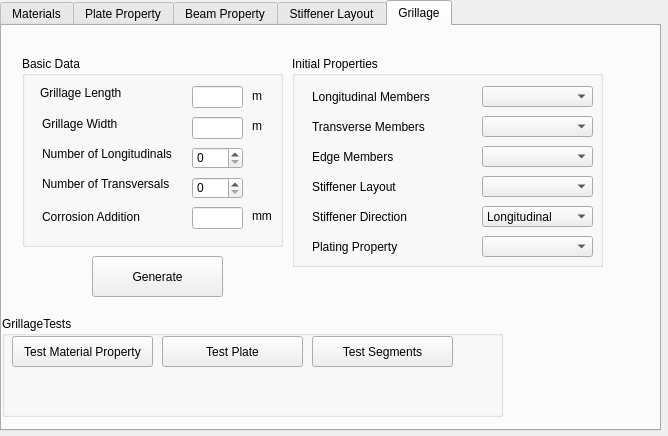
Old version of the form commands/hc_GUI.ui in the repository pprebeg/d3v-sgd.
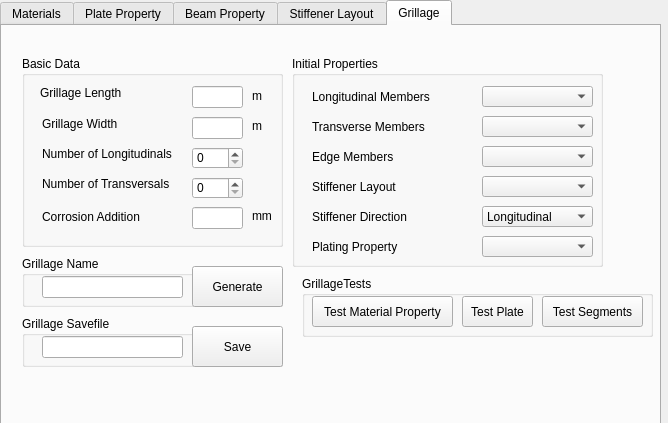
New version of the form.

Commit message: Added Save option to New HC GUI. Disabled GUI debugging mode. Added Grillage name input. Added Grillage savefile input. Set default corrosion addition value. Changed onNewHatchCover parameter from Grillage to GrillageGeometry.

```diff
--- a/commands/hc_GUI.ui
+++ b/commands/hc_GUI.ui
@@ -7,7 +7,7 @@
     <x>0</x>
     <y>0</y>
     <width>668</width>
-    <height>436</height>
+    <height>423</height>
    </rect>
   </property>
   <property name="windowTitle">
@@ -1709,19 +1709,6 @@
     <attribute name="title">
      <string>Grillage</string>
     </attribute>
-    <widget class="QPushButton" name="btnGenerateGrillage">
-     <property name="geometry">
-      <rect>
-       <x>90</x>
-       <y>230</y>
-       <width>131</width>
-       <height>41</height>
-      </rect>
-     </property>
-     <property name="text">
-      <string>Generate</string>
-     </property>
-    </widget>
     <widget class="QGroupBox" name="groupBox_3">
      <property name="geometry">
       <rect>
@@ -2053,10 +2040,10 @@
     <widget class="QGroupBox" name="groupBox_GrillageTests">
      <property name="geometry">
       <rect>
-       <x>0</x>
-       <y>290</y>
-       <width>501</width>
-       <height>101</height>
+       <x>300</x>
+       <y>250</y>
+       <width>351</width>
+       <height>61</height>
       </rect>
      </property>
      <property name="title">
@@ -2080,7 +2067,7 @@
        <rect>
         <x>160</x>
         <y>20</y>
-        <width>141</width>
+        <width>71</width>
         <height>31</height>
        </rect>
       </property>
@@ -2091,9 +2078,9 @@
      <widget class="QPushButton" name="btnTestSegments">
       <property name="geometry">
        <rect>
-        <x>310</x>
+        <x>240</x>
         <y>20</y>
-        <width>141</width>
+        <width>101</width>
         <height>31</height>
        </rect>
       </property>
@@ -2102,6 +2089,78 @@
       </property>
      </widget>
     </widget>
+    <widget class="QGroupBox" name="groupBox">
+     <property name="geometry">
+      <rect>
+       <x>20</x>
+       <y>230</y>
+       <width>261</width>
+       <height>51</height>
+      </rect>
+     </property>
+     <property name="title">
+      <string>Grillage Name</string>
+     </property>
+     <widget class="QLineEdit" name="lineEdit_GrillageName">
+      <property name="geometry">
+       <rect>
+        <x>20</x>
+        <y>20</y>
+        <width>141</width>
+        <height>22</height>
+       </rect>
+      </property>
+     </widget>
+     <widget class="QPushButton" name="btnGenerateGrillage">
+      <property name="geometry">
+       <rect>
+        <x>170</x>
+        <y>10</y>
+        <width>91</width>
+        <height>41</height>
+       </rect>
+      </property>
+      <property name="text">
+       <string>Generate</string>
+      </property>
+     </widget>
+    </widget>
+    <widget class="QGroupBox" name="groupBox_10">
+     <property name="geometry">
+      <rect>
+       <x>20</x>
+       <y>290</y>
+       <width>261</width>
+       <height>51</height>
+      </rect>
+     </property>
+     <property name="title">
+      <string>Grillage Savefile</string>
+     </property>
+     <widget class="QLineEdit" name="lineEdit_GrillageSavefile">
+      <property name="geometry">
+       <rect>
+        <x>20</x>
+        <y>20</y>
+        <width>141</width>
+        <height>22</height>
+       </rect>
+      </property>
+     </widget>
+     <widget class="QPushButton" name="btnSaveGrillage">
+      <property name="geometry">
+       <rect>
+        <x>170</x>
+        <y>10</y>
+        <width>91</width>
+        <height>41</height>
+       </rect>
+      </property>
+      <property name="text">
+       <string>Save</string>
+      </property>
+     </widget>
+    </widget>
    </widget>
   </widget>
  </widget>
```
Left out of the diff: 42 changed lines with no effect on the pictures. The commit also changes 1 other file.
